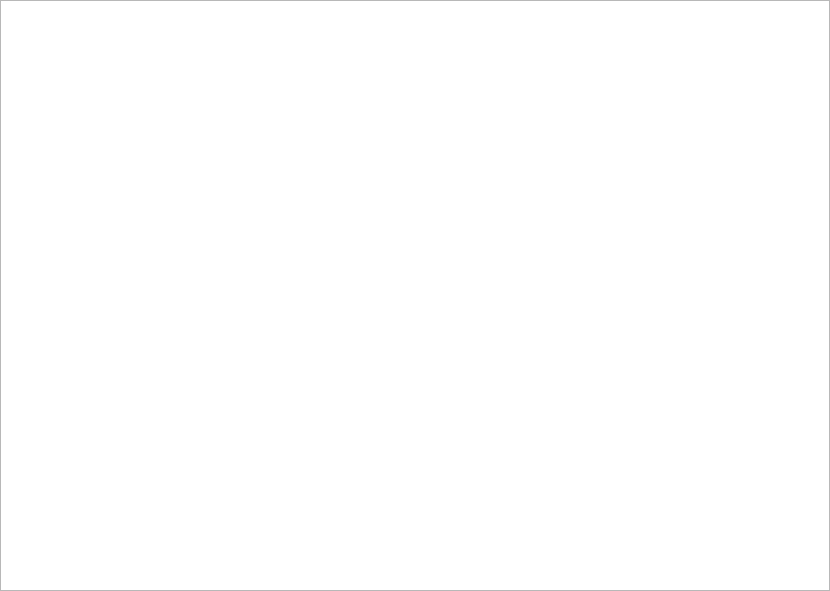
Old version of the form app/mon/mon_gui/src/widgets/system_information_widget/system_information_widget.ui in the repository eclipse-ecal/ecal.
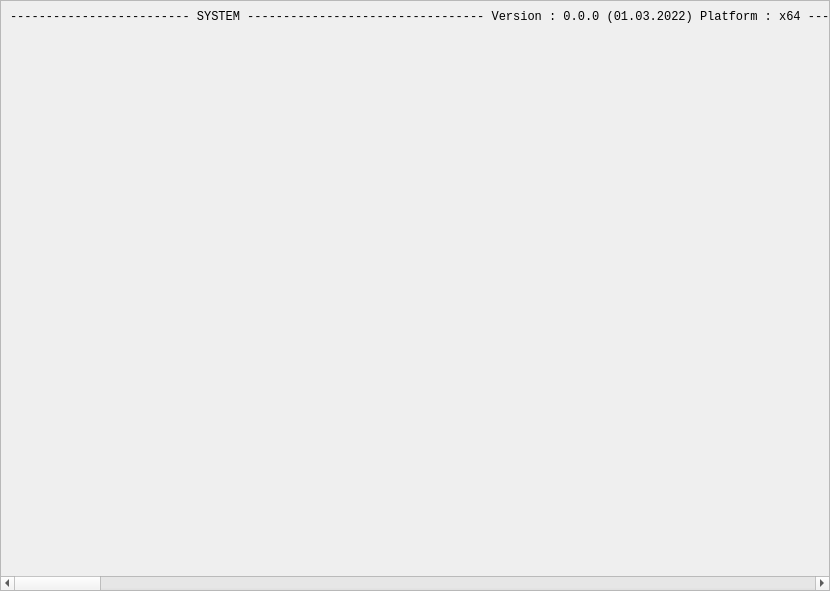
New version of the form.

Commit message: Hyperlink to ecal.ini

What changed in the file:
```diff
--- a/app/mon/mon_gui/src/widgets/system_information_widget/system_information_widget.ui
+++ b/app/mon/mon_gui/src/widgets/system_information_widget/system_information_widget.ui
@@ -27,18 +27,49 @@
     <number>0</number>
    </property>
    <item>
-    <widget class="QPlainTextEdit" name="system_information_text">
+    <widget class="QScrollArea" name="system_information_scrollarea">
+     <property name="widgetResizable">
+      <bool>true</bool>
+     </property>
+     <widget class="QWidget" name="system_information_scrollarea_content">
+      <property name="geometry">
+       <rect>
+        <x>0</x>
+        <y>0</y>
+        <width>828</width>
+        <height>589</height>
+       </rect>
+      </property>
+      <layout class="QVBoxLayout" name="verticalLayout_2">
+       <item>
+        <widget class="QLabel" name="system_information_label">
+         <property name="sizePolicy">
+          <sizepolicy hsizetype="MinimumExpanding" vsizetype="MinimumExpanding">
+           <horstretch>0</horstretch>
+           <verstretch>0</verstretch>
+          </sizepolicy>
+         </property>
      <property name="font">
       <font>
        <family>Courier New</family>
       </font>
      </property>
-     <property name="lineWrapMode">
-      <enum>QPlainTextEdit::NoWrap</enum>
-     </property>
-     <property name="readOnly">
+         <property name="text">
+          <string>&lt;html&gt;&lt;head/&gt;&lt;body&gt;&lt;pre style=&quot; margin-top:12px; margin-bottom:0px; margin-left:0px; margin-right:0px; -qt-block-indent:0; text-indent:0px;&quot;&gt;------------------------- SYSTEM ---------------------------------&lt;/pre&gt;&lt;pre style=&quot; margin-top:0px; margin-bottom:0px; margin-left:0px; margin-right:0px; -qt-block-indent:0; text-indent:0px;&quot;&gt;Version                  : 0.0.0 (01.03.2022)&lt;/pre&gt;&lt;pre style=&quot; margin-top:0px; margin-bottom:0px; margin-left:0px; margin-right:0px; -qt-block-indent:0; text-indent:0px;&quot;&gt;Platform                 : x64&lt;/pre&gt;&lt;pre style=&quot;-qt-paragraph-type:empty; margin-top:0px; margin-bottom:0px; margin-left:0px; margin-right:0px; -qt-block-indent:0; text-indent:0px;&quot;&gt;&lt;br/&gt;&lt;/pre&gt;&lt;pre style=&quot; margin-top:0px; margin-bottom:0px; margin-left:0px; margin-right:0px; -qt-block-indent:0; text-indent:0px;&quot;&gt;------------------------- CONFIGURATION --------------------------&lt;/pre&gt;&lt;pre style=&quot; margin-top:0px; margin-bottom:0px; margin-left:0px; margin-right:0px; -qt-block-indent:0; text-indent:0px;&quot;&gt;Default INI              : &lt;a href=&quot;file:///C:/ProgramData/eCAL/ecal.ini&quot;&gt;&lt;span style=&quot; text-decoration: underline; color:#0000ff;&quot;&gt;C:\ProgramData\eCAL\ecal.ini&lt;/span&gt;&lt;/a&gt;&lt;/pre&gt;&lt;pre style=&quot;-qt-paragraph-type:empty; margin-top:0px; margin-bottom:0px; margin-left:0px; margin-right:0px; -qt-block-indent:0; text-indent:0px;&quot;&gt;&lt;br/&gt;&lt;/pre&gt;&lt;pre style=&quot; margin-top:0px; margin-bottom:0px; margin-left:0px; margin-right:0px; -qt-block-indent:0; text-indent:0px;&quot;&gt;------------------------- NETWORK --------------------------------&lt;/pre&gt;&lt;pre style=&quot; margin-top:0px; margin-bottom:0px; margin-left:0px; margin-right:0px; -qt-block-indent:0; text-indent:0px;&quot;&gt;Host name                : FRLBJRXW&lt;/pre&gt;&lt;pre style=&quot; margin-top:0px; margin-bottom:0px; margin-left:0px; margin-right:0px; -qt-block-indent:0; text-indent:0px;&quot;&gt;Host id                  : 805821&lt;/pre&gt;&lt;pre style=&quot; margin-top:0px; margin-bottom:0px; margin-left:0px; margin-right:0px; -qt-block-indent:0; text-indent:0px;&quot;&gt;Network mode             : cloud&lt;/pre&gt;&lt;pre style=&quot; margin-top:0px; margin-bottom:0px; margin-left:0px; margin-right:0px; -qt-block-indent:0; text-indent:0px;&quot;&gt;Network ttl              : 2&lt;/pre&gt;&lt;pre style=&quot; margin-top:0px; margin-bottom:0px; margin-left:0px; margin-right:0px; -qt-block-indent:0; text-indent:0px;&quot;&gt;Network sndbuf           : 5 MByte&lt;/pre&gt;&lt;pre style=&quot; margin-top:0px; margin-bottom:0px; margin-left:0px; margin-right:0px; -qt-block-indent:0; text-indent:0px;&quot;&gt;Network rcvbuf           : 5 MByte&lt;/pre&gt;&lt;pre style=&quot; margin-top:0px; margin-bottom:0px; margin-left:0px; margin-right:0px; -qt-block-indent:0; text-indent:0px;&quot;&gt;Multicast group          : 239.0.0.1&lt;/pre&gt;&lt;pre style=&quot; margin-top:0px; margin-bottom:0px; margin-left:0px; margin-right:0px; -qt-block-indent:0; text-indent:0px;&quot;&gt;Multicast mask           : 0.0.0.15&lt;/pre&gt;&lt;pre style=&quot; margin-top:0px; margin-bottom:0px; margin-left:0px; margin-right:0px; -qt-block-indent:0; text-indent:0px;&quot;&gt;Multicast ports          : 14000 - 14010&lt;/pre&gt;&lt;pre style=&quot; margin-top:0px; margin-bottom:0px; margin-left:0px; margin-right:0px; -qt-block-indent:0; text-indent:0px;&quot;&gt;Bandwidth limit (udp)    : not limited&lt;/pre&gt;&lt;pre style=&quot;-qt-paragraph-type:empty; margin-top:0px; margin-bottom:0px; margin-left:0px; margin-right:0px; -qt-block-indent:0; text-indent:0px;&quot;&gt;&lt;br/&gt;&lt;/pre&gt;&lt;pre style=&quot; margin-top:0px; margin-bottom:0px; margin-left:0px; margin-right:0px; -qt-block-indent:0; text-indent:0px;&quot;&gt;------------------------- TIME -----------------------------------&lt;/pre&gt;&lt;pre style=&quot; margin-top:0px; margin-bottom:0px; margin-left:0px; margin-right:0px; -qt-block-indent:0; text-indent:0px;&quot;&gt;Synchronization realtime : &amp;quot;ecaltime-localtime&amp;quot;&lt;/pre&gt;&lt;pre style=&quot; margin-top:0px; margin-bottom:0px; margin-left:0px; margin-right:0px; -qt-block-indent:0; text-indent:0px;&quot;&gt;Synchronization replay   : &lt;/pre&gt;&lt;pre style=&quot; margin-top:0px; margin-bottom:0px; margin-left:0px; margin-right:0px; -qt-block-indent:0; text-indent:0px;&quot;&gt;State                    :  synchronized &lt;/pre&gt;&lt;pre style=&quot; margin-top:0px; margin-bottom:0px; margin-left:0px; margin-right:0px; -qt-block-indent:0; text-indent:0px;&quot;&gt;Master / Slave           :  Master &lt;/pre&gt;&lt;pre style=&quot; margin-top:0px; margin-bottom:0px; margin-left:0px; margin-right:0px; -qt-block-indent:0; text-indent:0px;&quot;&gt;Status (Code)            : &amp;quot;everything is fine.&amp;quot; (0)&lt;/pre&gt;&lt;pre style=&quot;-qt-paragraph-type:empty; margin-top:0px; margin-bottom:0px; margin-left:0px; margin-right:0px; -qt-block-indent:0; text-indent:0px;&quot;&gt;&lt;br/&gt;&lt;/pre&gt;&lt;pre style=&quot; margin-top:0px; margin-bottom:0px; margin-left:0px; margin-right:0px; -qt-block-indent:0; text-indent:0px;&quot;&gt;------------------------- PUBLISHER LAYER DEFAULTS ---------------&lt;/pre&gt;&lt;pre style=&quot; margin-top:0px; margin-bottom:0px; margin-left:0px; margin-right:0px; -qt-block-indent:0; text-indent:0px;&quot;&gt;Layer Mode INPROC        : off&lt;/pre&gt;&lt;pre style=&quot; margin-top:0px; margin-bottom:0px; margin-left:0px; margin-right:0px; -qt-block-indent:0; text-indent:0px;&quot;&gt;Layer Mode SHM           : auto&lt;/pre&gt;&lt;pre style=&quot; margin-top:0px; margin-bottom:0px; margin-left:0px; margin-right:0px; -qt-block-indent:0; text-indent:0px;&quot;&gt;Layer Mode TCP           : off&lt;/pre&gt;&lt;pre style=&quot; margin-top:0px; margin-bottom:0px; margin-left:0px; margin-right:0px; -qt-block-indent:0; text-indent:0px;&quot;&gt;Layer Mode UDP MC        : auto&lt;/pre&gt;&lt;pre style=&quot;-qt-paragraph-type:empty; margin-top:0px; margin-bottom:0px; margin-left:0px; margin-right:0px; -qt-block-indent:0; text-indent:0px;&quot;&gt;&lt;br/&gt;&lt;/pre&gt;&lt;pre style=&quot; margin-top:0px; margin-bottom:0px; margin-left:0px; margin-right:0px; -qt-block-indent:0; text-indent:0px;&quot;&gt;------------------------- SUBSCRIPTION LAYER DEFAULTS ------------&lt;/pre&gt;&lt;pre style=&quot; margin-top:0px; margin-bottom:0px; margin-left:0px; margin-right:0px; -qt-block-indent:0; text-indent:0px;&quot;&gt;Layer Mode INPROC        : on&lt;/pre&gt;&lt;pre style=&quot; margin-top:0px; margin-bottom:0px; margin-left:0px; margin-right:0px; -qt-block-indent:0; text-indent:0px;&quot;&gt;Layer Mode SHM           : on&lt;/pre&gt;&lt;pre style=&quot; margin-top:0px; margin-bottom:0px; margin-left:0px; margin-right:0px; -qt-block-indent:0; text-indent:0px;&quot;&gt;Layer Mode UDP MC        : on&lt;/pre&gt;&lt;pre style=&quot; margin-top:0px; margin-bottom:12px; margin-left:0px; margin-right:0px; -qt-block-indent:0; text-indent:0px;&quot;&gt;Npcap UDP Reciever       : off &lt;/pre&gt;&lt;/body&gt;&lt;/html&gt;</string>
+         </property>
+         <property name="alignment">
+          <set>Qt::AlignLeading|Qt::AlignLeft|Qt::AlignTop</set>
+         </property>
+         <property name="openExternalLinks">
       <bool>true</bool>
      </property>
+         <property name="textInteractionFlags">
+          <set>Qt::LinksAccessibleByKeyboard|Qt::LinksAccessibleByMouse|Qt::TextBrowserInteraction|Qt::TextSelectableByKeyboard|Qt::TextSelectableByMouse</set>
+         </property>
+        </widget>
+       </item>
+      </layout>
+     </widget>
     </widget>
    </item>
   </layout>
```
Lines whose indentation alone changed are shown as unchanged. The commit also changes 6 other files.
